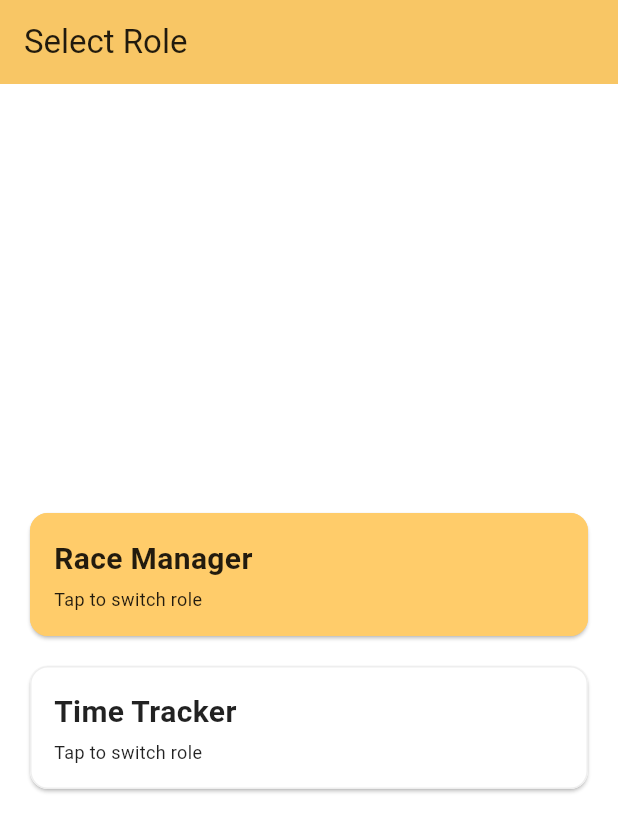
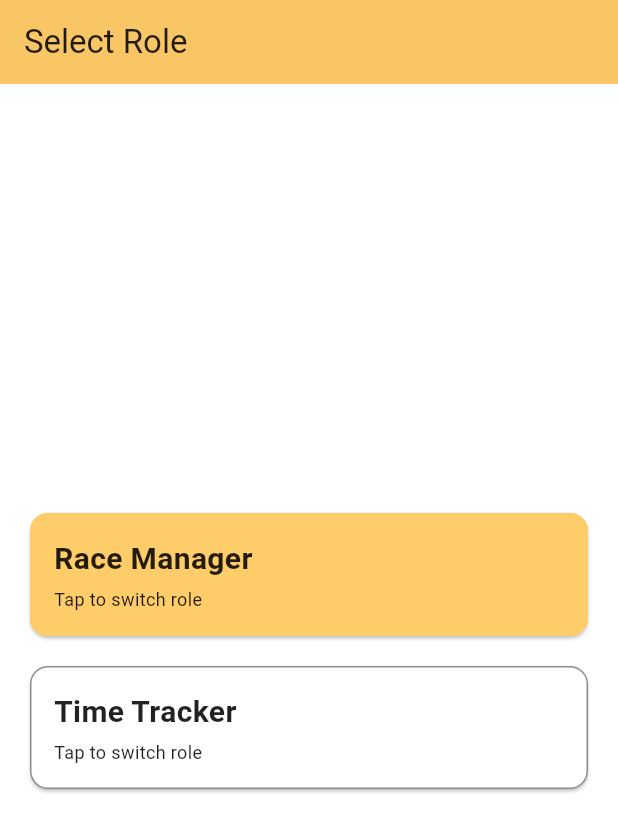
Before and after one commit to rainn22/race_tracking_app, a Flutter app: the screen it shows after launch, on a phone screen of 412 x 824 dp. Shown: the top 832 px of the screen. Run offline on Flutter 3.47's test engine with Material 3 defaults, Android fonts, the phone set to English and light mode, and no system bars.

Commit message:
refactor: chnage select style

```diff
--- a/lib/utils/widgets/role_card.dart
+++ b/lib/utils/widgets/role_card.dart
@@ -25,7 +25,7 @@ class RoleCard extends StatelessWidget {
           shape: RoundedRectangleBorder(
             borderRadius: BorderRadius.circular(12),
             side: BorderSide(
-              color: isSelected ? AppColors.primary : AppColors.border,
+              color: isSelected ? AppColors.primary : AppColors.secondary,
               width: 1,
             ),
           ),
```
